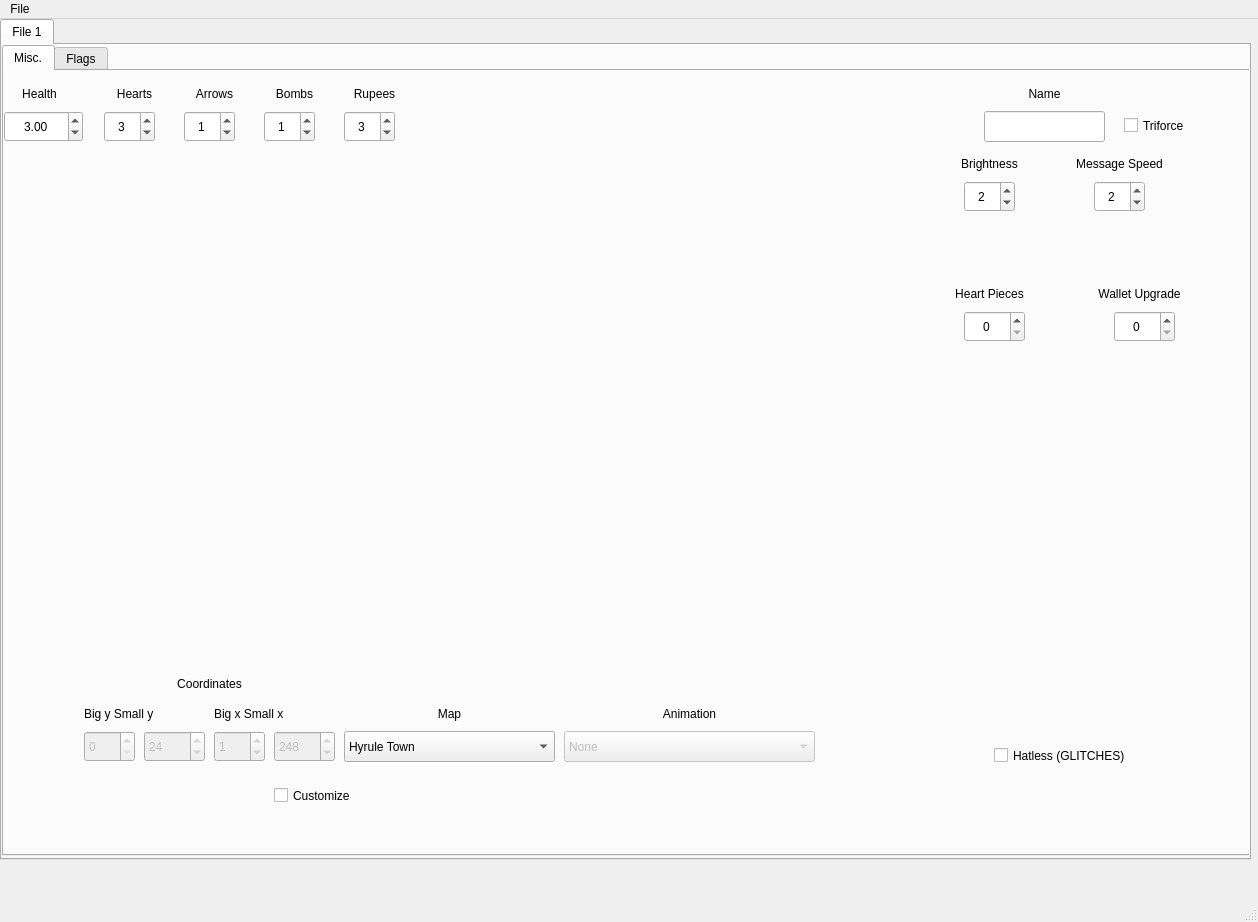
This is untitled.ui in Captainkittyca2/TMC-Save-Editor as Qt 5 draws it before an edit. The edited form follows.
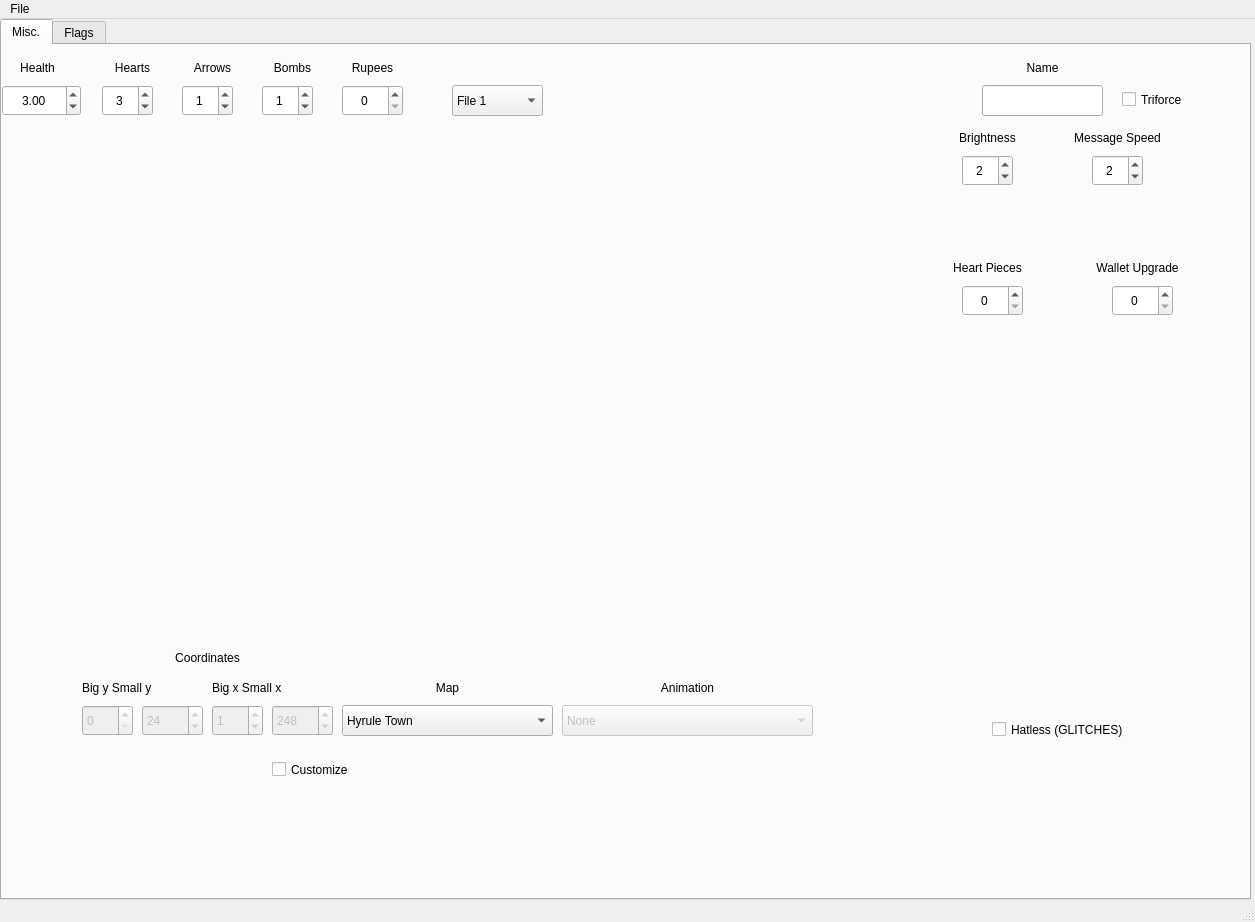
This is the edited form.

The edit to the form file:
```diff
--- a/untitled.ui
+++ b/untitled.ui
@@ -6,7 +6,7 @@
    <rect>
     <x>0</x>
     <y>0</y>
-    <width>1258</width>
+    <width>1255</width>
     <height>922</height>
    </rect>
   </property>
@@ -14,32 +14,13 @@
    <string>MainWindow</string>
   </property>
   <widget class="QWidget" name="centralwidget">
-   <widget class="QTabWidget" name="tabWidget">
-    <property name="geometry">
-     <rect>
-      <x>0</x>
-      <y>0</y>
-      <width>1251</width>
-      <height>841</height>
-     </rect>
-    </property>
-    <property name="currentIndex">
-     <number>0</number>
-    </property>
-    <property name="movable">
-     <bool>true</bool>
-    </property>
-    <widget class="QWidget" name="tab_14">
-     <attribute name="title">
-      <string>File 1</string>
-     </attribute>
      <widget class="QTabWidget" name="tabWidget_7">
       <property name="geometry">
        <rect>
         <x>0</x>
         <y>0</y>
         <width>1251</width>
-        <height>811</height>
+      <height>881</height>
        </rect>
       </property>
       <property name="currentIndex">
@@ -121,7 +102,7 @@
          </rect>
         </property>
         <property name="maximum">
-         <number>83</number>
+       <number>131</number>
         </property>
         <property name="value">
          <number>0</number>
@@ -185,7 +166,7 @@
          </rect>
         </property>
         <property name="maximum">
-         <number>83</number>
+       <number>131</number>
         </property>
         <property name="value">
          <number>1</number>
@@ -509,7 +490,7 @@
          <rect>
           <x>340</x>
           <y>40</y>
-          <width>51</width>
+        <width>61</width>
           <height>31</height>
          </rect>
         </property>
@@ -517,13 +498,13 @@
          <set>Qt::AlignCenter</set>
         </property>
         <property name="maximum">
-         <number>200</number>
+       <number>1023</number>
         </property>
         <property name="value">
-         <number>3</number>
-        </property>
-       </widget>
-       <widget class="QSpinBox" name="spinBox_58">
+       <number>0</number>
+      </property>
+     </widget>
+     <widget class="QSpinBox" name="spinBox_63">
         <property name="geometry">
          <rect>
           <x>180</x>
@@ -749,22 +730,45 @@
          <string>Triforce</string>
         </property>
        </widget>
-      </widget>
-      <widget class="QWidget" name="tab">
+     <widget class="QComboBox" name="File">
+      <property name="geometry">
+       <rect>
+        <x>450</x>
+        <y>40</y>
+        <width>91</width>
+        <height>31</height>
+       </rect>
+      </property>
+      <item>
+       <property name="text">
+        <string>File 1</string>
+       </property>
+      </item>
+      <item>
+       <property name="text">
+        <string>File 2</string>
+       </property>
+      </item>
+      <item>
+       <property name="text">
+        <string>File 3</string>
+       </property>
+      </item>
+     </widget>
+    </widget>
+    <widget class="QWidget" name="tab_2">
        <attribute name="title">
         <string>Flags</string>
        </attribute>
       </widget>
      </widget>
     </widget>
-   </widget>
-  </widget>
   <widget class="QMenuBar" name="menubar">
    <property name="geometry">
     <rect>
      <x>0</x>
      <y>0</y>
-     <width>1258</width>
+     <width>1255</width>
      <height>38</height>
     </rect>
    </property>
```
Left out of the diff: 42 changed lines with no effect on the pictures. Lines whose indentation alone changed are shown as unchanged.
